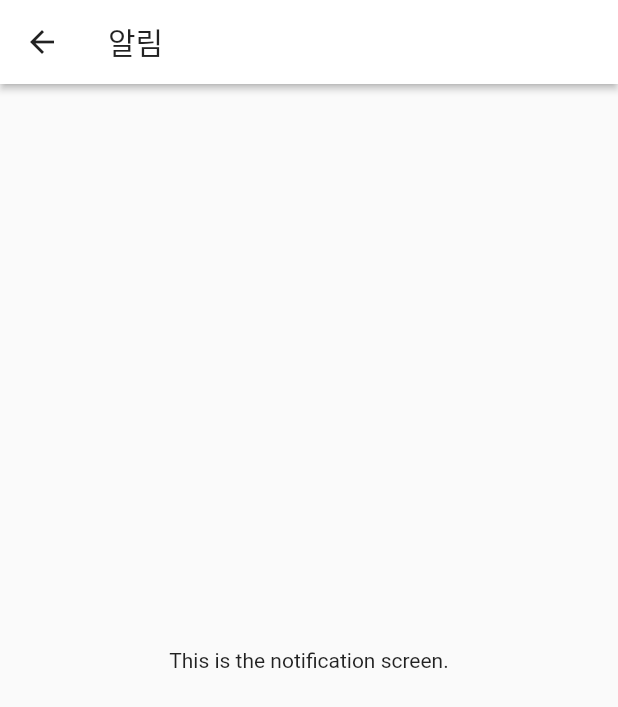
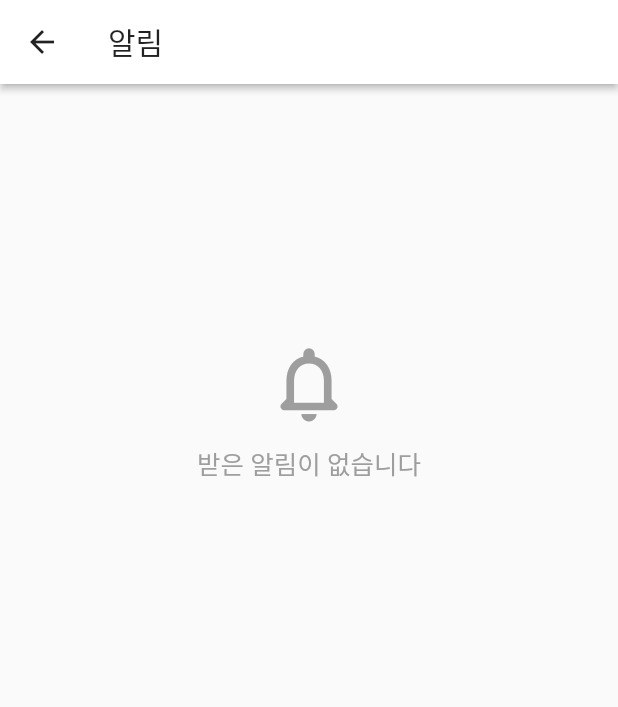
Before and after one commit to seochan99/naemansan-front, a Flutter app: the NotificationScreen screen opened directly, on a phone screen of 412 x 824 dp. Shown: the top 707 px of the screen. Run offline on Flutter 3.47's test engine with Material 2 defaults, Android fonts, the phone set to English and light mode, and no system bars; our stand-ins replace carousel_slider, firebase_core, firebase_messaging, flutter_dotenv, flutter_native_splash, flutter_secure_storage and 10 more; missing offline and left inert: flutter_webview_plugin, kakao_flutter_sdk, naver_map_plugin; accounts and stored records are empty; network calls fail.

Commit message:
알림창

```diff
--- a/lib/screens/notification_screen.dart
+++ b/lib/screens/notification_screen.dart
@@ -1,10 +1,126 @@
 import 'package:flutter/material.dart';
 
-class NotificationScreen extends StatelessWidget {
-  const NotificationScreen({super.key});
+import 'package:naemansan/models/notification.dart';
+import 'package:naemansan/services/login_api_service.dart';
+
+class NotificationScreen extends StatefulWidget {
+  const NotificationScreen({Key? key}) : super(key: key);
+
+  @override
+  _NotificationScreenState createState() => _NotificationScreenState();
+}
+
+class _NotificationScreenState extends State<NotificationScreen> {
+  late ApiService apiService;
+
+  @override
+  void initState() {
+    super.initState();
+    apiService = ApiService();
+  }
+
+  Widget makeList(AsyncSnapshot<List<NotificationModel>?> snapshot) {
+    if (snapshot.connectionState == ConnectionState.waiting) {
+      return const Center(
+        child: CircularProgressIndicator(),
+      );
+    } else if (snapshot.hasData &&
+        snapshot.data != null &&
+        snapshot.data!.isNotEmpty) {
+      return ListView.builder(
+          itemCount: snapshot.data!.length,
+          itemBuilder: (context, index) {
+            var notification = snapshot.data![index];
+            return ListTile(
+              tileColor: notification.is_read_status
+                  ? null
+                  : const Color.fromARGB(133, 63, 174, 3),
+              title: Column(
+                crossAxisAlignment: CrossAxisAlignment.start,
+                children: [
+                  const SizedBox(
+                    height: 10,
+                  ),
+                  Text(
+                    notification.title,
+                    style: const TextStyle(
+                        fontSize: 17, fontWeight: FontWeight.bold),
+                  ),
+                ],
+              ),
+              subtitle: Column(
+                crossAxisAlignment: CrossAxisAlignment.start,
+                children: [
+                  const SizedBox(
+                    height: 1,
+                  ),
+                  Text(
+                    notification.content,
+                    style: const TextStyle(fontSize: 15, color: Colors.black),
+                  ),
+                  const SizedBox(
+                    height: 1,
+                  ),
+                  Text(
+                    '${notification.create_date}',
+                    style: const TextStyle(fontSize: 12, color: Colors.grey),
+                  ),
+                ],
+              ),
+              onTap: () {
+                apiService.readNotification(notification.id);
+                print('읽음');
+                setState(() {});
+                // 알림 읽기 ...
+              },
+              onLongPress: () {
+                showDialog(
+                    context: context,
+                    builder: (BuildContext) => AlertDialog(
+                          actions: [
+                            TextButton(
+                                onPressed: () async {
+                                  await apiService
+                                      .deleteNotification(notification.id);
+                                  print('삭제!');
+                                  setState(() {});
+                                  Navigator.pop(context);
+                                },
+                                child: const Center(
+                                  child: Text('알림 삭제',
+                                      style: TextStyle(color: Colors.black87)),
+                                ))
+                          ],
+                        ));
+              },
+            );
+          });
+    } else if (snapshot.hasError) {
+      return Text('Error: ${snapshot.error}');
+    } else {
+      return Scaffold(
+        body: Center(
+          child: Column(
+            children: const [
+              SizedBox(height: 170),
+              Icon(Icons.notifications_none_rounded,
+                  size: 60, color: Colors.grey),
+              SizedBox(height: 10),
+              Text(
+                '받은 알림이 없습니다',
+                style: TextStyle(fontSize: 17, color: Colors.grey),
+              ),
+            ],
+          ),
+        ),
+      );
+    }
+  }
 
   @override
   Widget build(BuildContext context) {
+    final Future<List<NotificationModel>?> notificationList =
+        apiService.getNotification(0, 100);
     return Scaffold(
       appBar: AppBar(
         elevation: 2,
@@ -12,9 +128,26 @@ class NotificationScreen extends StatelessWidget {
         backgroundColor: Colors.white,
         title: const Text('알림'),
       ),
-      body: const Center(
-        child: Text('This is the notification screen.'),
-      ),
+      body: Center(
+          child: Column(
+        children: [
+          Expanded(
+            child: FutureBuilder<List<NotificationModel>?>(
+              future: notificationList,
+              builder: (BuildContext context,
+                  AsyncSnapshot<List<NotificationModel>?> snapshot) {
+                if (snapshot.connectionState == ConnectionState.waiting) {
+                  return const Center(
+                    child: CircularProgressIndicator(),
+                  );
+                } else {
+                  return makeList(snapshot);
+                }
+              },
+            ),
+          ),
+        ],
+      )),
     );
   }
 }
--- a/lib/services/login_api_service.dart
+++ b/lib/services/login_api_service.dart
@@ -714,11 +714,11 @@ class ApiService {
 
   /*알림 관련*/
   // 알림 조회
-  Future<List<dynamic>?> getNotification(int page, int num) async {
+  Future<List<NotificationModel>?> getNotification(int page, int num) async {
     try {
       final response = await getRequest('notification?page=$page&num=$num');
       if (response.statusCode == 200) {
-        print('본인 프로필 뱃지 조회 GET 요청 성공');
+        print('알림 조회 GET 요청 성공');
         final responseData = json.decode(response.body);
         final notificationList = responseData['data'] as List<dynamic>;
         final List<NotificationModel> notification =
--- a/lib/tabs/tab_home.dart
+++ b/lib/tabs/tab_home.dart
@@ -275,8 +275,7 @@ class _HomeState extends State<Home> {
               onPressed: () {
                 Navigator.push(
                   context,
-                  MaterialPageRoute(
-                      builder: (context) => const NotificationScreen()),
+                  MaterialPageRoute(builder: (context) => NotificationScreen()),
                 );
               },
             ),
```
Also changed, not shown: lib/tabs/profile/detail/profile_tab_badges.dart (+5 -2 lines).
